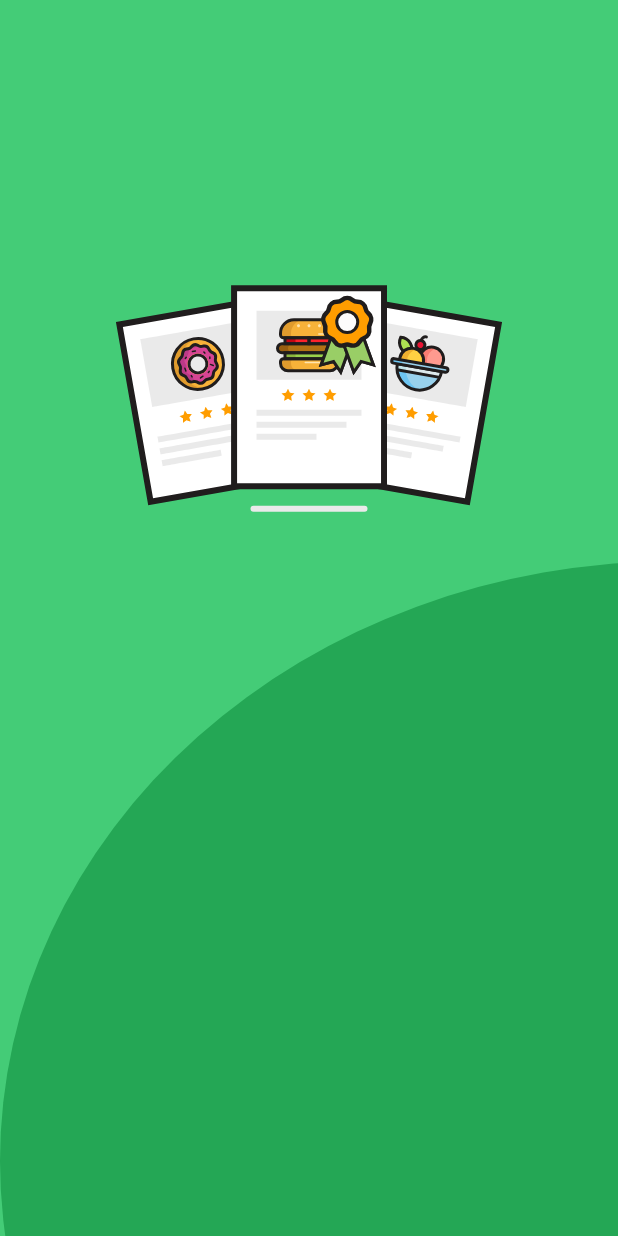
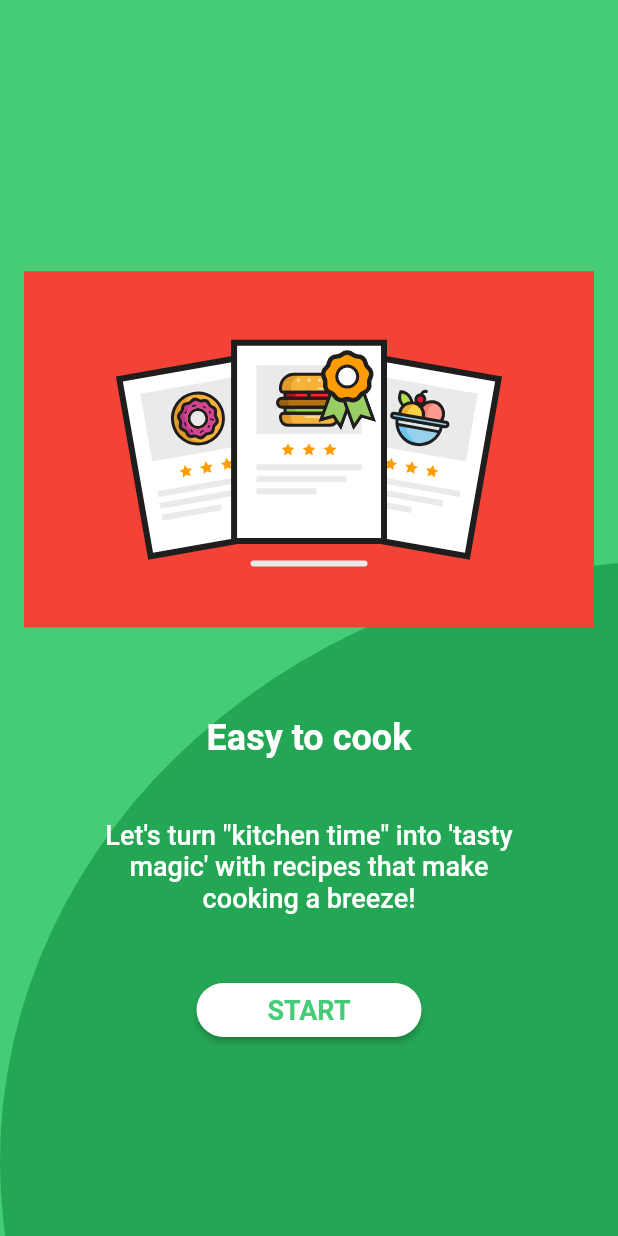
Before and after one commit to eivanphils/Tasty-Trove, a Flutter app: the screen it shows after launch, swiped to page 3, on a phone screen of 412 x 824 dp. Run offline on Flutter 3.47's test engine with Material 2 defaults, Android fonts, the phone set to English and light mode, and no system bars; our stand-ins replace lottie.

Commit message:
Modificado estilo de PageView, agregado boton final

```diff
--- a/lib/screens/get_started_screen.dart
+++ b/lib/screens/get_started_screen.dart
@@ -2,6 +2,7 @@ import 'package:flutter/material.dart';
 
 import 'package:lottie/lottie.dart';
 
+import 'package:tasty_trove/theme/app_theme.dart';
 import 'package:tasty_trove/widgets/widgets.dart';
 
 class GetStartedScreen extends StatefulWidget {
@@ -30,7 +31,8 @@ class _GetStartedScreenState extends State<GetStartedScreen> {
                 illustration: 'assets/animations/ratings.json',
                 title: 'Easy to cook',
                 description:
-                    'Let\'s turn "kitchen time" into \'tasty magic\' with recipes that make cooking a breeze!'),
+                    'Let\'s turn "kitchen time" into \'tasty magic\' with recipes that make cooking a breeze!',
+                isLastPage: true,),
           ]))
         ],
       )),
@@ -46,7 +48,6 @@ class _InitialPage extends StatelessWidget {
     final size = MediaQuery.of(context).size;
     return Stack(
       children: [
-
         Positioned(
             top: size.height * 0.08,
             left: 30,
@@ -54,14 +55,20 @@ class _InitialPage extends StatelessWidget {
               text: TextSpan(
                   style: DefaultTextStyle.of(context).style,
                   children: const <TextSpan>[
-                TextSpan(text: 'Welcome to\n', style: TextStyle(fontSize: 18, color: Colors.white)),
-                TextSpan(text: 'TASTY\nTROVE\n', style: TextStyle(fontWeight: FontWeight.bold, fontSize: 40, color: Colors.white)),
-                TextSpan(text: 'Your recipe\nexpedition!', style: TextStyle(fontSize: 18, color: Colors.white)),
-              ]
-            ),
+                    TextSpan(
+                        text: 'Welcome to\n',
+                        style: TextStyle(fontSize: 18, color: Colors.white)),
+                    TextSpan(
+                        text: 'TASTY\nTROVE\n',
+                        style: TextStyle(
+                            fontWeight: FontWeight.bold,
+                            fontSize: 40,
+                            color: Colors.white)),
+                    TextSpan(
+                        text: 'Your recipe\nexpedition!',
+                        style: TextStyle(fontSize: 18, color: Colors.white)),
+                  ]),
             )),
-
-
         Positioned.fill(
           child: Align(
             alignment: Alignment.center,
@@ -79,11 +86,17 @@ class _InitialPage extends StatelessWidget {
 
 class _PageLayout extends StatelessWidget {
   final String illustration;
-  final String? title;
-  final String? description;
+  final String title;
+  final String description;
+  final bool isLastPage;
 
   const _PageLayout(
-      {Key? key, required this.illustration, this.title, this.description})
+      {Key? key,
+      required this.illustration,
+      required this.title,
+      required this.description,
+      this.isLastPage = false
+    })
       : super(key: key);
 
   @override
@@ -93,10 +106,50 @@ class _PageLayout extends StatelessWidget {
       padding: const EdgeInsets.all(16),
       child: Column(
         children: [
+          SizedBox(height: size.height * 0.2,),
+          Container(
+              color: Colors.red,
+              width: size.width,
+              child: Lottie.asset(illustration, repeat: false)),
+          const SizedBox(
+            height: 60,
+          ),
+          Text(title,
+              style: const TextStyle(
+                  fontSize: 24,
+                  color: Colors.white,
+                  fontWeight: FontWeight.bold),
+              textAlign: TextAlign.center),
+          const SizedBox(
+            height: 40,
+          ),
           SizedBox(
-              height: size.height * 0.6,
-              width: size.width,
-              child: Lottie.asset(illustration, repeat: false))
+            width: 300,
+            child: Text(description,
+                style: const TextStyle(
+                    fontSize: 18,
+                    color: Colors.white,
+                    fontWeight: FontWeight.w500),
+                textAlign: TextAlign.center),
+          ),
+
+          if(isLastPage)
+            const SizedBox(height: 40,),
+          if(isLastPage)
+            SizedBox(
+              width: 150,
+              child: ElevatedButton(
+                onPressed: (){},
+                style: ElevatedButton.styleFrom(
+                  backgroundColor: Colors.white,
+                  foregroundColor: AppTheme.primaryColor,
+                  shape: RoundedRectangleBorder(
+                    borderRadius: BorderRadius.circular(30)
+                  )
+                ),
+                child: const Text('START', style: TextStyle(fontSize: 18, fontWeight: FontWeight.bold),)
+              ),
+            )
         ],
       ),
     );
```
Lines whose indentation alone changed are shown as unchanged.
